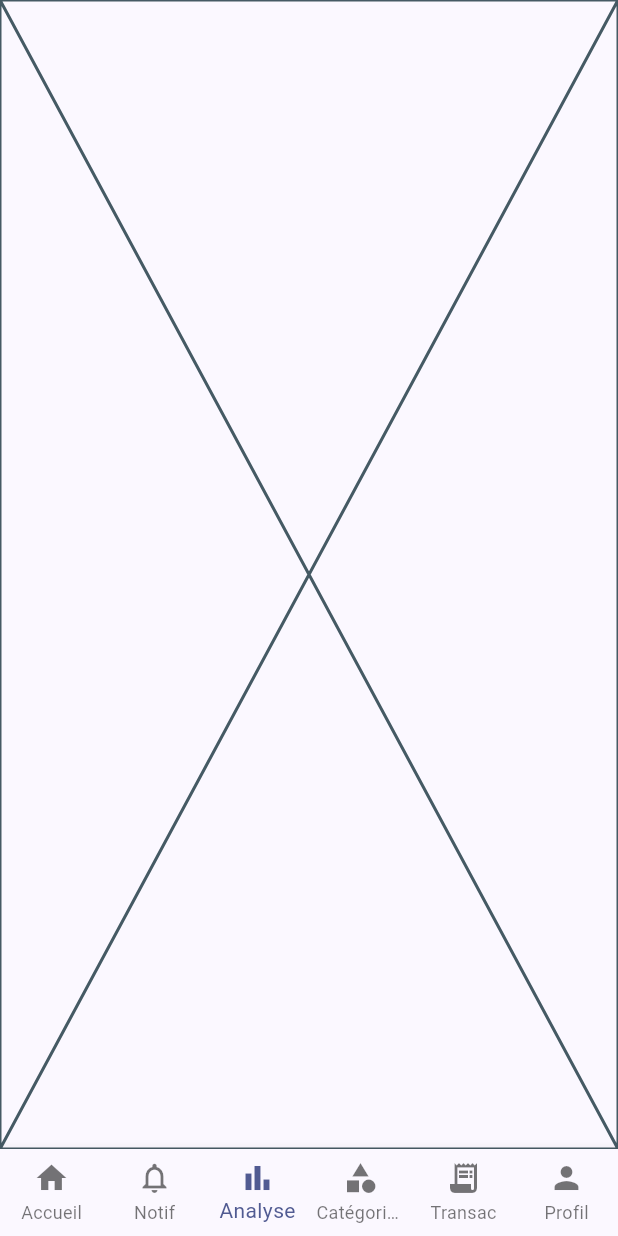
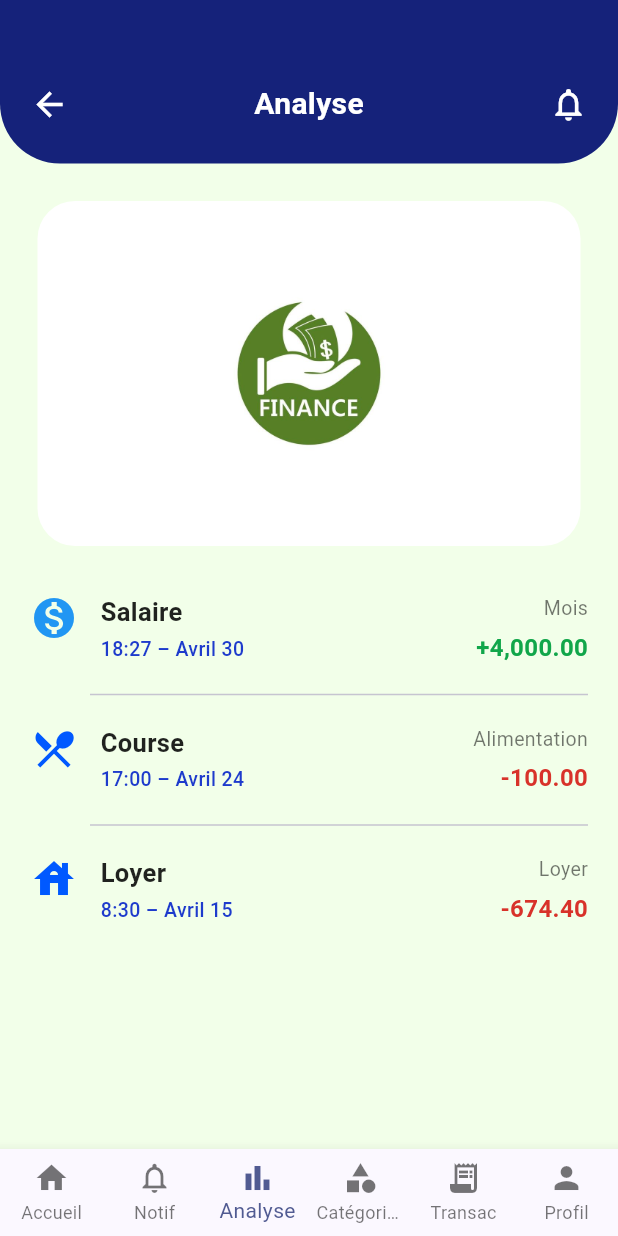
Before and after one commit to NelsonWilliam237/ProjectDart, a Flutter app: the screen it shows after launch, item 3 of the bottom bar chosen, on a phone screen of 412 x 824 dp. Run offline on Flutter 3.47's test engine with Material 3 defaults, Android fonts, the phone set to English and light mode, and no system bars.

Commit message:
ajout de la page analyse

```diff
--- a/lib/main.dart
+++ b/lib/main.dart
@@ -1,4 +1,5 @@
-import 'package:finexia/page_accueil.dart';
+import 'page_analyse.dart';
+import 'page_accueil.dart';
 import 'page_notification.dart';
 import 'package:flutter/material.dart';
 import 'categories_page.dart';
@@ -40,7 +41,7 @@ class _MainNavigationState extends State<_MainNavigation> {
     final pages = [
       const HomePage(), // Accueil
       const NotificationsPage(), // Notification
-      const Placeholder(), // Analyse
+      const AnalysePage(), // Analyse
       const CategoriesPage(), // MA page
       const TransactionsPage(), // mA page
       const Placeholder(), // Profil
--- /dev/null
+++ b/lib/page_analyse.dart
@@ -0,0 +1,184 @@
+import 'package:flutter/material.dart';
+
+class AnalysePage extends StatelessWidget {
+  const AnalysePage({super.key});
+
+  @override
+  Widget build(BuildContext context) {
+    return Scaffold(
+      backgroundColor: const Color(0xFFF2FFE9), // Fond vert très pâle
+      body: Column(
+        children: [
+          _buildHeader(context),
+          Expanded(child: SingleChildScrollView(child: _buildContent())),
+        ],
+      ),
+    );
+  }
+
+  // ----------------------------
+  // HEADER
+  // ----------------------------
+  Widget _buildHeader(BuildContext context) {
+    return Container(
+      padding: const EdgeInsets.only(top: 55, left: 20, right: 20, bottom: 25),
+      decoration: const BoxDecoration(
+        color: Color(0xFF15227A), // Bleu exact du design
+        borderRadius: BorderRadius.only(
+          bottomLeft: Radius.circular(40),
+          bottomRight: Radius.circular(40),
+        ),
+      ),
+      child: Row(
+        mainAxisAlignment: MainAxisAlignment.spaceBetween,
+        children: const [
+          Icon(Icons.arrow_back, color: Colors.white, size: 26),
+          Text(
+            "Analyse",
+            style: TextStyle(
+              color: Colors.white,
+              fontSize: 20,
+              fontWeight: FontWeight.w600,
+            ),
+          ),
+          Icon(Icons.notifications_outlined, color: Colors.white, size: 26),
+        ],
+      ),
+    );
+  }
+
+  // ----------------------------
+  // CONTENU
+  // ----------------------------
+  Widget _buildContent() {
+    return Column(
+      children: [
+        const SizedBox(height: 25),
+        _buildChartCard(),
+        const SizedBox(height: 20),
+        _buildTransaction(
+          icon: Icons.monetization_on,
+          iconColor: Colors.blue,
+          title: "Salaire",
+          subtitle: "18:27 – Avril 30",
+          category: "Mois",
+          amount: "+4,000.00",
+          amountColor: Color(0xFF11A64A),
+        ),
+        const Divider(indent: 60, endIndent: 20),
+        _buildTransaction(
+          icon: Icons.restaurant_menu,
+          iconColor: Color(0xFF0059FF),
+          title: "Course",
+          subtitle: "17:00 – Avril 24",
+          category: "Alimentation",
+          amount: "-100.00",
+          amountColor: Color(0xFFD8322A),
+        ),
+        const Divider(indent: 60, endIndent: 20),
+        _buildTransaction(
+          icon: Icons.house,
+          iconColor: Color(0xFF0059FF),
+          title: "Loyer",
+          subtitle: "8:30 – Avril 15",
+          category: "Loyer",
+          amount: "-674.40",
+          amountColor: Color(0xFFD8322A),
+        ),
+        const SizedBox(height: 50),
+      ],
+    );
+  }
+
+  // ----------------------------
+  // CHART CARD
+  // ----------------------------
+  Widget _buildChartCard() {
+    return Container(
+      width: double.infinity,
+      padding: const EdgeInsets.all(25),
+      margin: const EdgeInsets.symmetric(horizontal: 25),
+      decoration: BoxDecoration(
+        color: Colors.white,
+        borderRadius: BorderRadius.circular(25),
+      ),
+      child: Center(
+        child: Image.asset(
+          'lib/assets/chart.png', // 🔥 Mets ton image du graphique ici
+          height: 180,
+        ),
+      ),
+    );
+  }
+
+  // ----------------------------
+  // Ligne d'historique (salaire, course…)
+  // ----------------------------
+  Widget _buildTransaction({
+    required IconData icon,
+    required Color iconColor,
+    required String title,
+    required String subtitle,
+    required String category,
+    required String amount,
+    required Color amountColor,
+  }) {
+    return Padding(
+      padding: const EdgeInsets.symmetric(horizontal: 20, vertical: 12),
+      child: Row(
+        crossAxisAlignment: CrossAxisAlignment.start,
+        children: [
+          Icon(icon, size: 32, color: iconColor),
+
+          const SizedBox(width: 15),
+
+          // TITRE & DATE
+          Expanded(
+            child: Column(
+              crossAxisAlignment: CrossAxisAlignment.start,
+              children: [
+                Text(
+                  title,
+                  style: const TextStyle(
+                    fontSize: 17,
+                    fontWeight: FontWeight.w600,
+                    color: Colors.black87,
+                  ),
+                ),
+                const SizedBox(height: 3),
+                Text(
+                  subtitle,
+                  style: const TextStyle(
+                    color: Color(0xFF1E3BCC),
+                    fontSize: 13,
+                    fontWeight: FontWeight.w500,
+                  ),
+                ),
+              ],
+            ),
+          ),
+
+          // CATÉGORIE
+          Column(
+            crossAxisAlignment: CrossAxisAlignment.end,
+            children: [
+              Text(
+                category,
+                style: const TextStyle(color: Colors.black54, fontSize: 13),
+              ),
+              const SizedBox(height: 5),
+              Text(
+                amount,
+                style: TextStyle(
+                  fontSize: 16,
+                  fontWeight: FontWeight.w700,
+                  color: amountColor,
+                ),
+              ),
+            ],
+          ),
+        ],
+      ),
+    );
+  }
+}
--- a/pubspec.yaml
+++ b/pubspec.yaml
@@ -17,4 +17,6 @@ dev_dependencies:
   flutter_lints: ^5.0.0
 
 flutter:
+  assets:
+    - lib/assets/chart.png
   uses-material-design: true
```
Also changed, not shown: lib/assets/chart.png (added).
